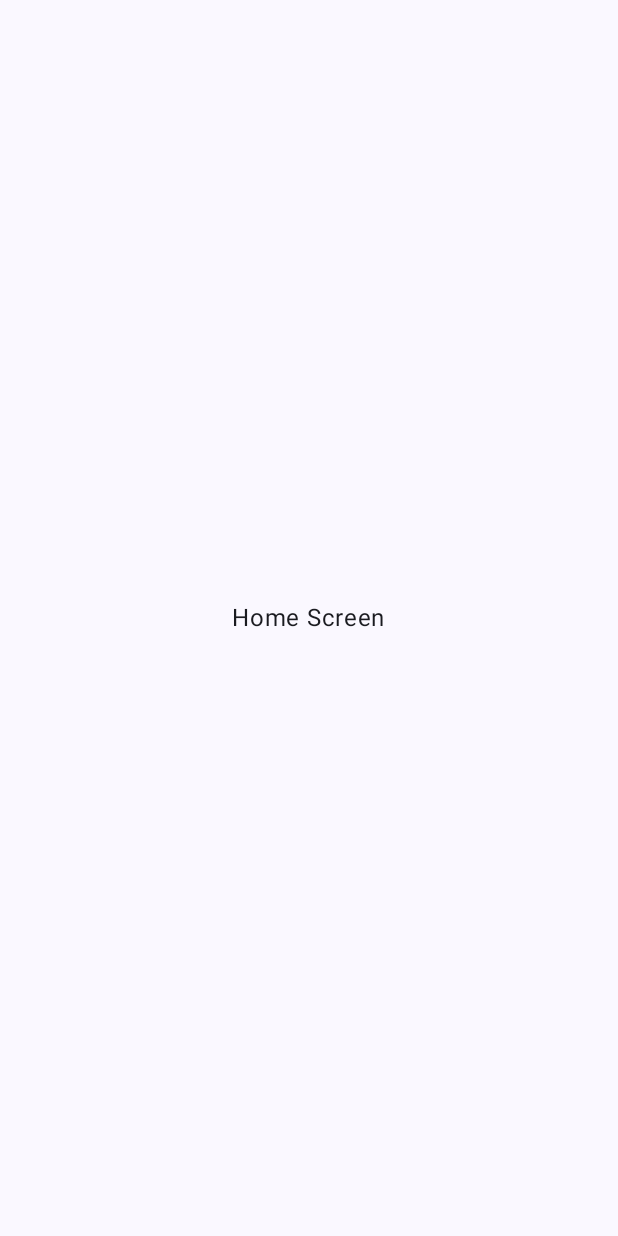
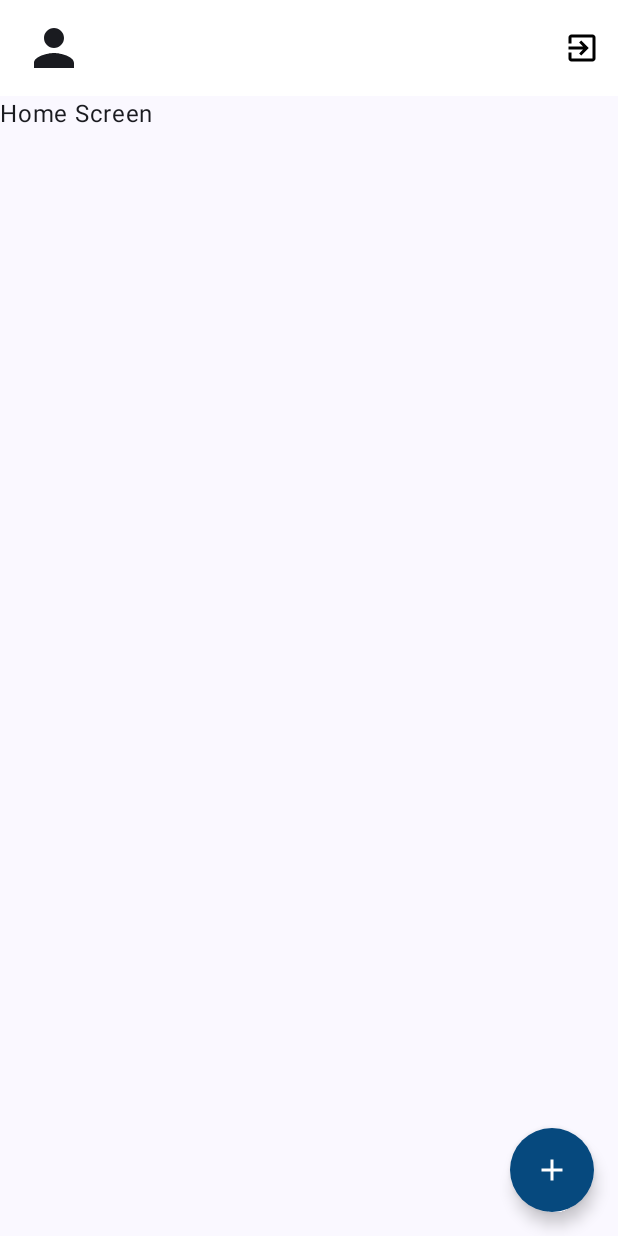
Before and after one commit to Rintu341/JetReader, an Android app built with Jetpack Compose: the ReaderHomeScreen screen opened through its navigation route, on a phone screen of 412 x 824 dp. Before the commit the screen is almost empty. Run offline under Robolectric (Android 15) with nearby library versions, the phone set to English and light mode, and no system bars; our stand-ins replace Dagger/Hilt's generated code, Firebase (no records; nobody signed in at launch, a user with empty details on screens opened directly).

Commit message:
add TopAppBar,sign out option, fix email feild problem

```diff
--- /dev/null
+++ b/app/src/main/java/com/example/jetareader/components/HomeScreenComponent.kt
@@ -0,0 +1,114 @@
+package com.example.jetareader.components
+
+import androidx.compose.foundation.background
+import androidx.compose.foundation.clickable
+import androidx.compose.foundation.layout.Row
+import androidx.compose.foundation.layout.Spacer
+import androidx.compose.foundation.layout.fillMaxWidth
+import androidx.compose.foundation.layout.size
+import androidx.compose.foundation.layout.width
+import androidx.compose.foundation.shape.RoundedCornerShape
+import androidx.compose.material.icons.Icons
+import androidx.compose.material.icons.automirrored.filled.ExitToApp
+import androidx.compose.material.icons.filled.Add
+import androidx.compose.material.icons.filled.Person
+import androidx.compose.material3.AlertDialog
+import androidx.compose.material3.ExperimentalMaterial3Api
+import androidx.compose.material3.FloatingActionButton
+import androidx.compose.material3.Icon
+import androidx.compose.material3.IconButton
+import androidx.compose.material3.MaterialTheme
+import androidx.compose.material3.Text
+import androidx.compose.material3.TextButton
+import androidx.compose.material3.TopAppBar
+import androidx.compose.material3.TopAppBarDefaults
+import androidx.compose.runtime.Composable
+import androidx.compose.runtime.getValue
+import androidx.compose.runtime.mutableStateOf
+import androidx.compose.runtime.remember
+import androidx.compose.runtime.setValue
+import androidx.compose.ui.Modifier
+import androidx.compose.ui.draw.clip
+import androidx.compose.ui.graphics.Color
+import androidx.compose.ui.text.font.FontWeight
+import androidx.compose.ui.tooling.preview.Devices
+import androidx.compose.ui.tooling.preview.Preview
+import androidx.compose.ui.unit.dp
+import androidx.navigation.NavController
+import androidx.navigation.compose.rememberNavController
+import com.example.jetareader.navigation.ReaderAppScreen
+import com.google.firebase.auth.FirebaseAuth
+import com.google.firebase.ktx.Firebase
+
+//@Preview(showBackground = true, device = Devices.PIXEL_6_PRO, showSystemUi = true )
+@OptIn(ExperimentalMaterial3Api::class)
+@Composable
+fun UserTopAppBar(
+    userName: String = "Sujan",
+    showProfile : Boolean = true,
+    navController: NavController = rememberNavController(),
+    onSignOutClick: () -> Unit ={}
+) {
+    var showSignOutDialog by remember { mutableStateOf(false) }
+    var showSignOutMessage by remember { mutableStateOf(false) }
+    TopAppBar(
+        title = {
+            Row(
+                verticalAlignment = androidx.compose.ui.Alignment.CenterVertically,
+                modifier = Modifier.fillMaxWidth()
+            ) {
+                // User Icon
+                Icon(
+                    imageVector = Icons.Default.Person,
+                    contentDescription = null,
+                    modifier = Modifier
+                        .size(40.dp)
+                        .clip(RoundedCornerShape(15))
+                        .clickable { }
+                )
+
+                Spacer(modifier = Modifier.width(8.dp))
+
+                // User Name
+                Text(text = userName,
+                    style = MaterialTheme.typography.titleLarge,
+                    fontWeight = FontWeight.Bold)
+
+                Spacer(modifier = Modifier.weight(1f))
+
+                // Sign Out Icon
+                IconButton(onClick = {
+                    onSignOutClick.invoke()
+                }) {
+                    Icon(
+                        imageVector = Icons.AutoMirrored.Filled.ExitToApp,
+                        contentDescription = "Sign Out",
+                        tint = Color.Black
+                    )
+                }
+            }
+        },
+        actions = {},
+        colors = TopAppBarDefaults.topAppBarColors(MaterialTheme.colorScheme.onPrimary)
+    )
+
+
+}
+
+@Preview(showBackground = true)
+@Composable
+fun FabContent(
+    onTap: (String) -> Unit ={}
+) {
+    FloatingActionButton(
+        onClick = { onTap("")  },
+        containerColor = Color(0xFF06497E),
+        shape = RoundedCornerShape(50)
+    ) {
+        Icon(
+            imageVector = Icons.Default.Add,
+            contentDescription = "Add a Book",
+            tint = Color.White
+        )
+    }
+}
--- a/app/src/main/java/com/example/jetareader/screens/home/ReaderHomeScreen.kt
+++ b/app/src/main/java/com/example/jetareader/screens/home/ReaderHomeScreen.kt
@@ -1,10 +1,73 @@
 package com.example.jetareader.screens.home
 
+import androidx.compose.foundation.layout.fillMaxSize
+import androidx.compose.foundation.layout.padding
+import androidx.compose.material3.AlertDialog
+import androidx.compose.material3.ExperimentalMaterial3Api
+import androidx.compose.material3.Scaffold
+import androidx.compose.material3.Surface
 import androidx.compose.material3.Text
+import androidx.compose.material3.TextButton
+import androidx.compose.material3.TopAppBar
 import androidx.compose.runtime.Composable
+import androidx.compose.runtime.getValue
+import androidx.compose.runtime.mutableStateOf
+import androidx.compose.runtime.remember
+import androidx.compose.runtime.setValue
+import androidx.compose.ui.Modifier
 import androidx.navigation.NavHostController
+import com.example.jetareader.components.FabContent
+import com.example.jetareader.components.UserTopAppBar
+import com.example.jetareader.navigation.ReaderAppScreen
+import com.google.firebase.auth.FirebaseAuth
+import com.google.firebase.ktx.Firebase
 
 @Composable
 fun ReaderHomeScreen(navController: NavHostController) {
-    Text(text = "Home Screen")
+    var showSignOutDialog by remember { mutableStateOf(false) }
+    val currentUserName = FirebaseAuth.getInstance().currentUser?.email?.split('@')?.get(0)
+    Scaffold(
+        topBar = {
+            UserTopAppBar(userName =  currentUserName.toString() ){
+                //TODO user log out
+                showSignOutDialog = true
+            }
+        },
+        floatingActionButton = {
+                FabContent(){
+                    //TODO Add books
+                }
+        }
+    ) { paddingValues ->
+        Surface(
+            modifier = Modifier.padding(paddingValues)
+                .fillMaxSize()
+        ) {
+                Text("Home Screen")
+        }
+    }
+
+    if (showSignOutDialog) {
+        AlertDialog(
+            onDismissRequest = { showSignOutDialog = false },
+            title = { Text(text = "Exit") },
+            text = { Text(text = "Are you sure you want to sign out?") },
+            confirmButton = {
+                TextButton(onClick = {
+                    showSignOutDialog = false
+                    // Handle sign out action here
+                    FirebaseAuth.getInstance().signOut().run {
+                        navController.navigate(ReaderAppScreen.LoginScreen.name)
+                    }
+                }) {
+                    Text("OK")
+                }
+            },
+            dismissButton = {
+                TextButton(onClick = { showSignOutDialog = false }) {
+                    Text("Cancel")
+                }
+            }
+        )
+    }
 }
--- a/app/src/main/java/com/example/jetareader/screens/search/ReaderBookSearchScreen.kt
+++ b/app/src/main/java/com/example/jetareader/screens/search/ReaderBookSearchScreen.kt
@@ -1,10 +1,11 @@
 package com.example.jetareader.screens.search
 
+import androidx.compose.material3.Text
 import androidx.compose.runtime.Composable
 import androidx.compose.ui.Modifier
 import androidx.navigation.NavController
 
 @Composable
 fun SearchScreen(navController: NavController) {
-
+    Text("Search Screen")
 }
```
Also changed, not shown: app/src/main/java/com/example/jetareader/screens/login/ReaderLoginScreen.kt (+16 -5 lines).
